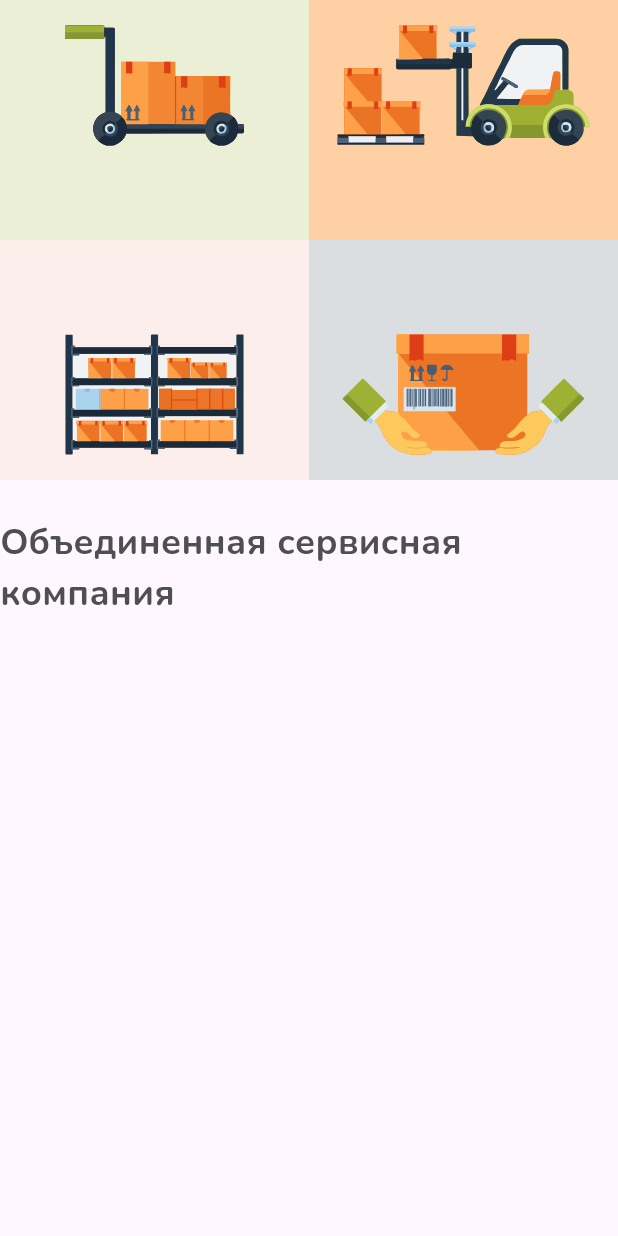
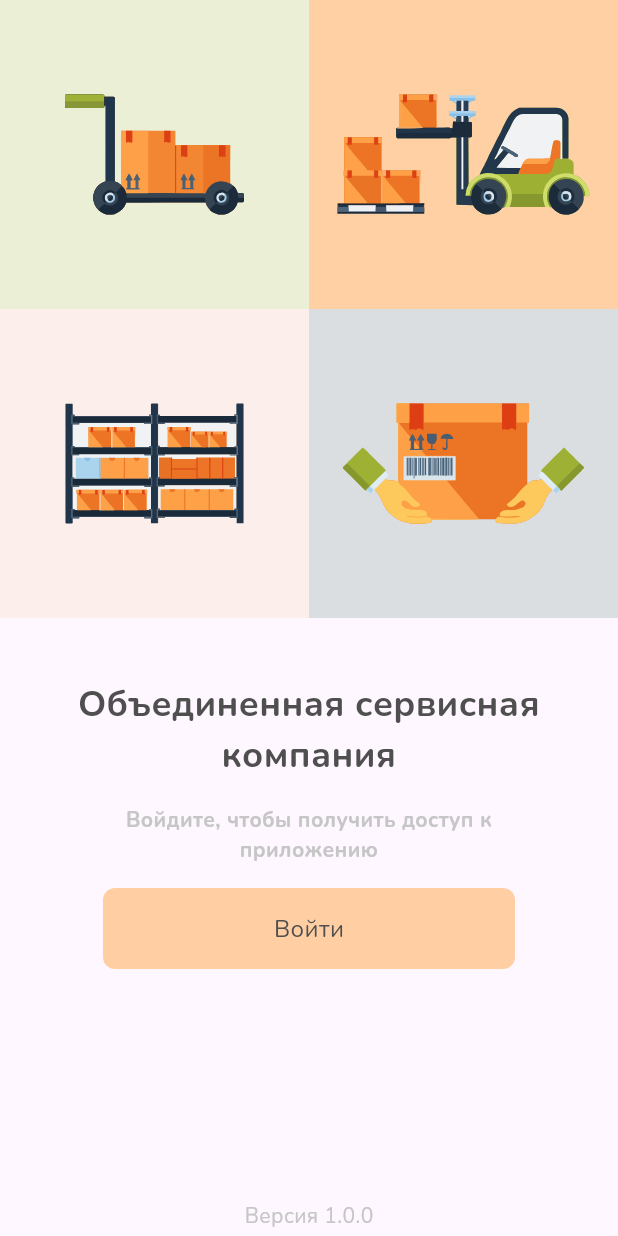
Before and after one commit to sprh/osk_warehouse, a Flutter app: the screen it shows after launch, on a phone screen of 412 x 824 dp. Run offline on Flutter 3.47's test engine with Material 3 defaults, Android fonts, the phone set to English and light mode, and no system bars; our stand-ins replace flutter_riverpod, flutter_svg, riverpod; generated files the repository leaves out were written again.

Commit message:
Welcome page ui

```diff
--- /dev/null
+++ b/lib/components/osk_button.dart
@@ -0,0 +1,76 @@
+import 'package:flutter/material.dart';
+import 'package:osk_warehouse/components/osk_tap_animation.dart';
+import 'package:osk_warehouse/components/osk_text.dart';
+import 'package:osk_warehouse/theme/button/button_theme_extension.dart';
+import 'package:osk_warehouse/theme/utils/theme_from_context.dart';
+
+enum OskButtonType {
+  main;
+
+  ButtonThemeExtension getTheme(BuildContext context) {
+    switch (this) {
+      case OskButtonType.main:
+        return context.mainButtonTheme;
+    }
+  }
+}
+
+class OskButton extends StatelessWidget {
+  final String title;
+  final VoidCallback onTap;
+  final OskButtonType type;
+  final bool disabled;
+  final double sizeProportion;
+
+  const OskButton._({
+    required this.title,
+    required this.onTap,
+    required this.type,
+    required this.disabled,
+    required this.sizeProportion,
+    super.key,
+  });
+
+  factory OskButton.main({
+    required String title,
+    required VoidCallback onTap,
+    bool disabled = false,
+    double sizeProportion = 1.0,
+    Key? key,
+  }) =>
+      OskButton._(
+        title: title,
+        onTap: onTap,
+        type: OskButtonType.main,
+        disabled: disabled,
+        sizeProportion: sizeProportion,
+        key: key,
+      );
+
+  @override
+  Widget build(BuildContext context) {
+    final theme = type.getTheme(context);
+
+    return SizedBox(
+      width: MediaQuery.of(context).size.width * sizeProportion,
+      child: OskTapAnimationBuilder(
+        onTap: onTap,
+        disabled: disabled,
+        child: Container(
+          decoration: BoxDecoration(
+            color: disabled
+                ? theme.disabledBackgroundColor
+                : theme.backgroundColor,
+            borderRadius: BorderRadius.circular(8),
+          ),
+          height: 54, // TODO(sktimokhina): maybe depend on screen size?
+          child: Center(
+            child: OskText.body(
+              text: title,
+            ),
+          ),
+        ),
+      ),
+    );
+  }
+}
--- /dev/null
+++ b/lib/components/osk_tap_animation.dart
@@ -0,0 +1,87 @@
+import 'package:flutter/material.dart';
+
+class OskTapAnimationBuilder extends StatefulWidget {
+  final Widget child;
+  final VoidCallback onTap;
+  final Duration duration;
+  final bool disabled;
+
+  const OskTapAnimationBuilder({
+    required this.child,
+    required this.onTap,
+    this.disabled = false,
+    this.duration = const Duration(milliseconds: 200),
+    super.key,
+  });
+
+  @override
+  _TapAnimationBuilderState createState() => _TapAnimationBuilderState();
+}
+
+class _TapAnimationBuilderState extends State<OskTapAnimationBuilder>
+    with SingleTickerProviderStateMixin {
+  late AnimationController _controller;
+  late Animation<double> _scaleAnimation;
+  late Animation<double> _opacityAnimation;
+
+  @override
+  void initState() {
+    super.initState();
+    _controller = AnimationController(
+      vsync: this,
+      duration: widget.duration,
+    );
+
+    _scaleAnimation = Tween<double>(begin: 1, end: 0.98).animate(
+      CurvedAnimation(parent: _controller, curve: Curves.easeOut),
+    );
+
+    _opacityAnimation = Tween<double>(begin: 1, end: 0.8).animate(
+      CurvedAnimation(parent: _controller, curve: Curves.easeOut),
+    );
+  }
+
+  @override
+  void dispose() {
+    _controller.dispose();
+    super.dispose();
+  }
+
+  void _onTapDown(TapDownDetails details) => _controller.forward();
+
+  void _onTapUp(TapUpDetails details) => _controller.reverse();
+
+  void _onTapCancel() => _controller.reverse();
+
+  void _onTap() {
+    widget.onTap();
+    _controller.reverse();
+  }
+
+  @override
+  Widget build(BuildContext context) => IgnorePointer(
+        ignoring: widget.disabled,
+        child: GestureDetector(
+          onTapDown: _onTapDown,
+          onTapUp: _onTapUp,
+          onTapCancel: _onTapCancel,
+          onTap: _onTap,
+          child: AnimatedBuilder(
+            animation: _controller,
+            builder: (context, child) {
+              return Transform.scale(
+                scale: _scaleAnimation.value,
+                child: Opacity(
+                  opacity: _opacityAnimation.value,
+                  child: child,
+                ),
+              );
+            },
+            child: Material(
+              color: Colors.transparent,
+              child: widget.child,
+            ),
+          ),
+        ),
+      );
+}
--- a/lib/components/osk_text.dart
+++ b/lib/components/osk_text.dart
@@ -23,12 +23,14 @@ class OskText extends StatelessWidget {
   final OskfontWeight fontWeight;
   final bool minorText;
   final double fontSize;
+  final TextAlign textAlign;
 
   const OskText._({
     required this.text,
     required this.fontWeight,
     required this.fontSize,
     required this.minorText,
+    required this.textAlign,
     super.key,
   });
 
@@ -36,6 +38,7 @@ class OskText extends StatelessWidget {
     required String text,
     OskfontWeight fontWeight = OskfontWeight.regular,
     bool minorText = false,
+    TextAlign textAlign = TextAlign.start,
     Key? key,
   }) =>
       OskText._(
@@ -43,6 +46,7 @@ class OskText extends StatelessWidget {
         fontWeight: fontWeight,
         fontSize: 24,
         minorText: minorText,
+        textAlign: textAlign,
         key: key,
       );
 
@@ -50,6 +54,23 @@ class OskText extends StatelessWidget {
     required String text,
     OskfontWeight fontWeight = OskfontWeight.regular,
     bool minorText = false,
+    TextAlign textAlign = TextAlign.start,
+    Key? key,
+  }) =>
+      OskText._(
+        text: text,
+        fontWeight: fontWeight,
+        fontSize: 20,
+        minorText: minorText,
+        textAlign: textAlign,
+        key: key,
+      );
+
+  factory OskText.title2({
+    required String text,
+    OskfontWeight fontWeight = OskfontWeight.regular,
+    bool minorText = false,
+    TextAlign textAlign = TextAlign.start,
     Key? key,
   }) =>
       OskText._(
@@ -57,13 +78,15 @@ class OskText extends StatelessWidget {
         fontWeight: fontWeight,
         fontSize: 18,
         minorText: minorText,
+        textAlign: textAlign,
         key: key,
       );
 
-  factory OskText.title2({
+  factory OskText.body({
     required String text,
     OskfontWeight fontWeight = OskfontWeight.regular,
     bool minorText = false,
+    TextAlign textAlign = TextAlign.start,
     Key? key,
   }) =>
       OskText._(
@@ -71,13 +94,15 @@ class OskText extends StatelessWidget {
         fontWeight: fontWeight,
         fontSize: 16,
         minorText: minorText,
+        textAlign: textAlign,
         key: key,
       );
 
-  factory OskText.body({
+  factory OskText.caption({
     required String text,
     OskfontWeight fontWeight = OskfontWeight.regular,
     bool minorText = false,
+    TextAlign textAlign = TextAlign.start,
     Key? key,
   }) =>
       OskText._(
@@ -85,20 +110,7 @@ class OskText extends StatelessWidget {
         fontWeight: fontWeight,
         fontSize: 14,
         minorText: minorText,
-        key: key,
-      );
-
-  factory OskText.caption({
-    required String text,
-    OskfontWeight fontWeight = OskfontWeight.regular,
-    bool minorText = false,
-    Key? key,
-  }) =>
-      OskText._(
-        text: text,
-        fontWeight: fontWeight,
-        fontSize: 12,
-        minorText: minorText,
+        textAlign: textAlign,
         key: key,
       );
 
@@ -113,6 +125,7 @@ class OskText extends StatelessWidget {
         fontWeight: fontWeight.fontWeight,
         color: minorText ? theme.minorText : theme.mainText,
       ),
+      textAlign: textAlign,
     );
   }
 }
--- a/lib/features/welcome/presentation/welcome_page.dart
+++ b/lib/features/welcome/presentation/welcome_page.dart
@@ -1,6 +1,7 @@
 import 'package:flutter/material.dart';
 import 'package:flutter_svg/svg.dart';
 import 'package:osk_warehouse/assets/assets_provider.dart';
+import 'package:osk_warehouse/components/osk_button.dart';
 import 'package:osk_warehouse/components/osk_text.dart';
 import 'package:osk_warehouse/features/welcome/presentation/welcome_page_view_model.dart';
 import 'package:osk_warehouse/features/welcome/welcome_di.dart';
@@ -28,34 +29,50 @@ class _WelcomePage extends StatelessWidget {
   @override
   Widget build(BuildContext context) {
     final size = MediaQuery.of(context).size;
+    final safeArea = MediaQuery.of(context).padding;
     final strings = context.strings;
 
     return Scaffold(
       body: Column(
+        mainAxisAlignment: MainAxisAlignment.spaceBetween,
         mainAxisSize: MainAxisSize.min,
         children: [
-          Flexible(
-            flex: 4,
-            child: SvgPicture.asset(
+          SvgPicture.asset(
             AssetsProvider.welcomeHeader,
             fit: BoxFit.cover,
             alignment: AlignmentDirectional.centerStart,
             width: size.width,
           ),
-          ),
-          const SizedBox(height: 24),
-          Flexible(
-            flex: 6,
-            child: Column(
+          const SizedBox(height: 40),
+          Column(
             mainAxisSize: MainAxisSize.min,
             children: [
               OskText.header(
                 text: strings.oskCompanyName,
                 fontWeight: OskfontWeight.bold,
-                )
+                textAlign: TextAlign.center,
+              ),
+              const SizedBox(height: 16),
+              ConstrainedBox(
+                constraints: BoxConstraints(maxWidth: size.width * 2 / 3),
+                child: OskText.caption(
+                  text: strings.welcomeInfoSubtitle,
+                  fontWeight: OskfontWeight.bold,
+                  textAlign: TextAlign.center,
+                  minorText: true,
+                ),
+              ),
+              SizedBox(height: 16),
+              OskButton.main(
+                title: strings.welcomeButtonTitle,
+                sizeProportion: 2 / 3,
+                onTap: () {}, // TODO(sktimokhina)
+              ),
             ],
           ),
-          ),
+          Spacer(),
+          OskText.caption(text: strings.welcomeAppVersion, minorText: true),
+          SizedBox(height: safeArea.bottom + 4),
         ],
       ),
     );
--- a/lib/l10n/app_ru.arb
+++ b/lib/l10n/app_ru.arb
@@ -1,5 +1,6 @@
 {
-    "loginButtonTitle": "Войти",
+    "welcomeButtonTitle": "Войти",
     "oskCompanyName": "Объединенная сервисная компания",
-    "loginInfoSubtitle": "Войдите, чтобы получить доступ к приложению"
+    "welcomeInfoSubtitle": "Войдите, чтобы получить доступ к приложению",
+    "welcomeAppVersion": "Версия 1.0.0"
 }
--- /dev/null
+++ b/lib/theme/button/button_theme_extension.dart
@@ -0,0 +1,8 @@
+import 'package:flutter/material.dart';
+
+abstract class ButtonThemeExtension {
+  Color get backgroundColor;
+  Color get disabledBackgroundColor;
+  Color get textColor;
+  Color get disabledTextColor;
+}
--- /dev/null
+++ b/lib/theme/button/main_button_theme_extension.dart
@@ -0,0 +1,50 @@
+import 'package:flutter/material.dart';
+import 'package:osk_warehouse/theme/button/button_theme_extension.dart';
+import 'package:osk_warehouse/theme/text/text_theme_extension.dart';
+
+final class MainButtonThemeExtension
+    extends ThemeExtension<MainButtonThemeExtension>
+    implements ButtonThemeExtension {
+  static final light = MainButtonThemeExtension(
+    backgroundColor: Color(0xFFFFCFA3),
+    disabledBackgroundColor: Color(0xFFFFF0E3),
+    textColor: TextThemeExtension.light.mainText,
+    disabledTextColor: TextThemeExtension.light.minorText,
+  );
+
+  static final dark = light;
+
+  final Color backgroundColor;
+  final Color disabledBackgroundColor;
+  final Color textColor;
+  final Color disabledTextColor;
+
+  const MainButtonThemeExtension({
+    required this.backgroundColor,
+    required this.disabledBackgroundColor,
+    required this.textColor,
+    required this.disabledTextColor,
+  });
+
+  @override
+  ThemeExtension<MainButtonThemeExtension> lerp(
+    covariant ThemeExtension<MainButtonThemeExtension>? other,
+    double t,
+  ) =>
+      this;
+
+  @override
+  ThemeExtension<MainButtonThemeExtension> copyWith({
+    Color? backgroundColor,
+    Color? disabledBackgroundColor,
+    Color? textColor,
+    Color? disabledTextColor,
+  }) =>
+      MainButtonThemeExtension(
+        backgroundColor: backgroundColor ?? this.backgroundColor,
+        disabledBackgroundColor:
+            disabledBackgroundColor ?? this.disabledBackgroundColor,
+        textColor: textColor ?? this.textColor,
+        disabledTextColor: disabledTextColor ?? this.disabledTextColor,
+      );
+}
--- a/lib/theme/theme_constants.dart
+++ b/lib/theme/theme_constants.dart
@@ -1,13 +1,16 @@
-import 'package:osk_warehouse/theme/text_theme_extension.dart';
+import 'package:flutter/material.dart';
+import 'package:osk_warehouse/theme/button/main_button_theme_extension.dart';
+import 'package:osk_warehouse/theme/text/text_theme_extension.dart';
 
 class ThemeConstants {
   ThemeConstants._();
 
   static const fontFamily = 'Nunito';
 
-  static const extensionsLight = [
+  static final List<ThemeExtension> extensionsLight = [
     TextThemeExtension.light,
+    MainButtonThemeExtension.light,
   ];
 
-  static const extensionsDark = extensionsLight;
+  static final extensionsDark = extensionsLight;
 }
--- a/lib/theme/utils/theme_from_context.dart
+++ b/lib/theme/utils/theme_from_context.dart
@@ -1,7 +1,11 @@
 import 'package:flutter/material.dart';
-import 'package:osk_warehouse/theme/text_theme_extension.dart';
+import 'package:osk_warehouse/theme/button/main_button_theme_extension.dart';
+import 'package:osk_warehouse/theme/text/text_theme_extension.dart';
 
 extension ThemeFromContext on BuildContext {
   TextThemeExtension get textTheme =>
       Theme.of(this).extension<TextThemeExtension>()!;
+
+  MainButtonThemeExtension get mainButtonTheme =>
+      Theme.of(this).extension<MainButtonThemeExtension>()!;
 }
--- a/pubspec.yaml
+++ b/pubspec.yaml
@@ -6,7 +6,7 @@ publish_to: "none"
 version: 1.0.0+1
 
 environment:
-  sdk: ">=2.19.2 <3.0.0"
+  sdk: "^3.0.0"
 
 dependencies:
   flutter:
```
Also changed, not shown: lib/components/osk_tap_builder.dart (added), lib/theme/text/text_theme_extension.dart (renamed from lib/theme/text_theme_extension.dart), pubspec.lock, 2 other files. Lines whose indentation alone changed are shown as unchanged.
